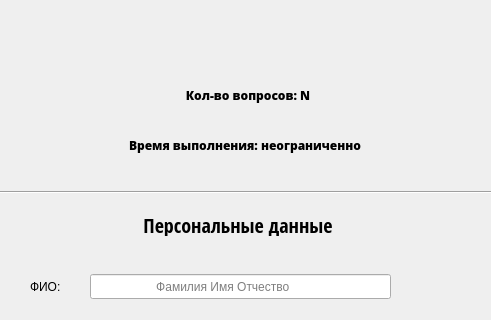
The window that admin/setupData/init.ui (rbtCreator/testing) describes before a commit, drawn with Qt 5; both pictures show x 300 to 791 and y 146 to 466 of the 1110 by 700 pixel window.
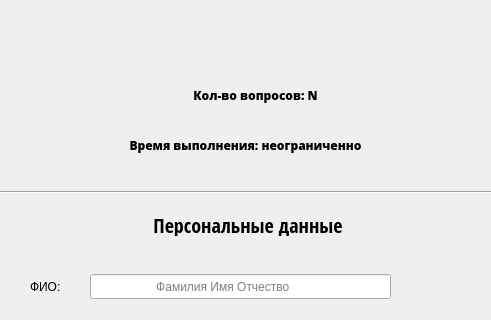
The same window after the commit.

Commit message: spread labels

```diff
--- a/admin/setupData/init.ui
+++ b/admin/setupData/init.ui
@@ -61,9 +61,9 @@
   <widget class="QLabel" name="q_numb">
    <property name="geometry">
     <rect>
-     <x>470</x>
+     <x>450</x>
      <y>230</y>
-     <width>156</width>
+     <width>211</width>
      <height>22</height>
     </rect>
    </property>
@@ -271,9 +271,9 @@
   <widget class="QLabel" name="time_limit">
    <property name="geometry">
     <rect>
-     <x>400</x>
+     <x>380</x>
      <y>280</y>
-     <width>290</width>
+     <width>331</width>
      <height>22</height>
     </rect>
    </property>
@@ -292,9 +292,9 @@
   <widget class="QLabel" name="label_7">
    <property name="geometry">
     <rect>
-     <x>420</x>
+     <x>380</x>
      <y>360</y>
-     <width>231</width>
+     <width>331</width>
      <height>22</height>
     </rect>
    </property>
```
The commit also changes 5 other files.
